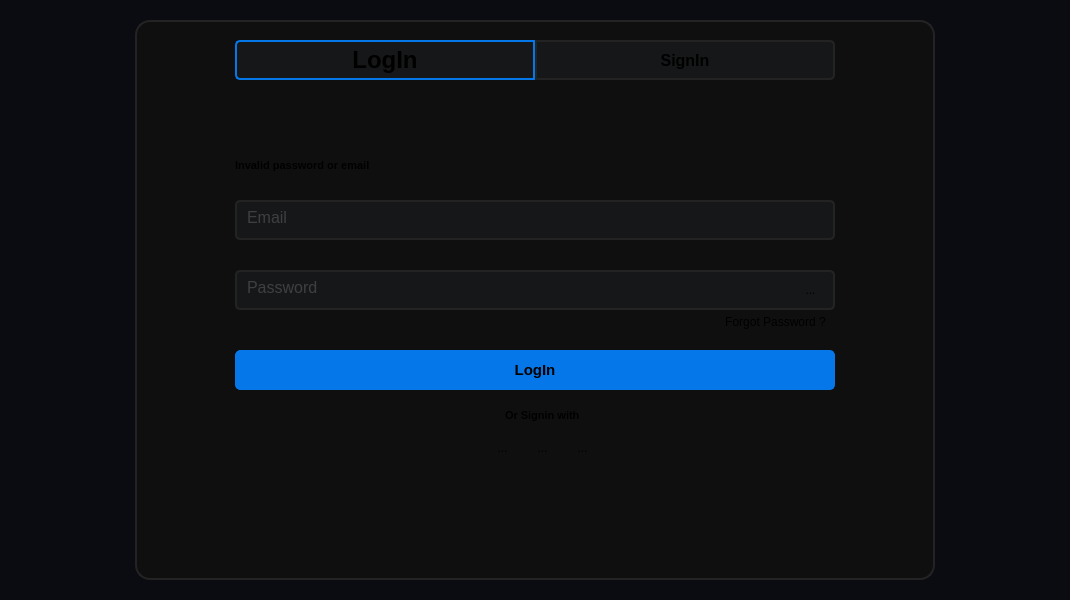
Before: the Qt Designer form MySuperProjectMSN/Client/mainwindow.ui in thanh-son-lemelle/CPPRT, drawn with Qt 5.
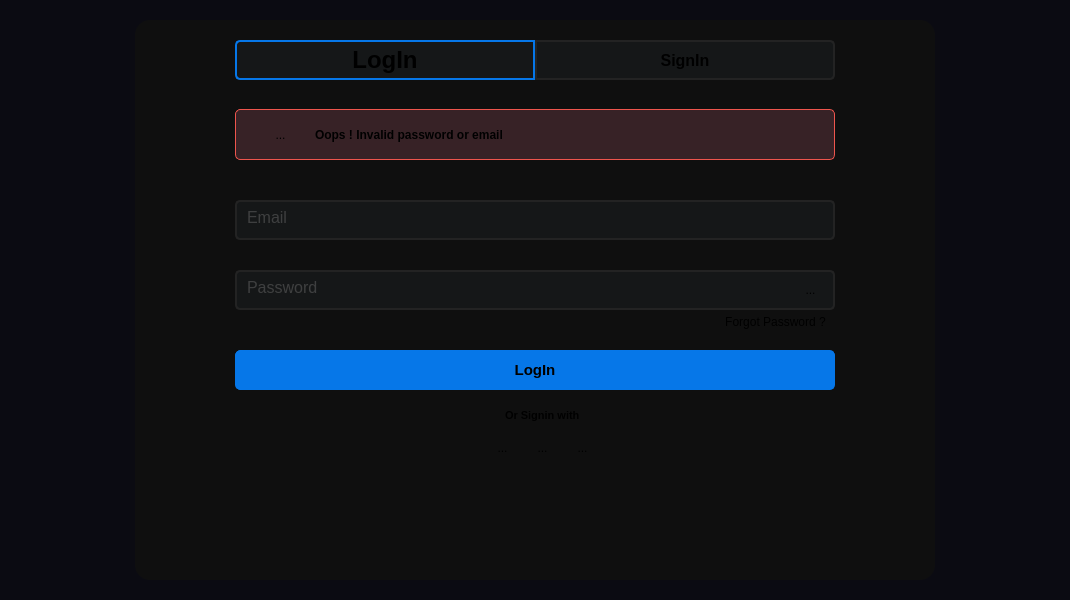
After: the same form once the commit is applied. The open tabs and pages were chosen to show the change. Icons and pictures are not drawn.

Commit message: <feat>[mainwindow] show or hide error message when the email or password is incorrect

```diff
--- a/MySuperProjectMSN/Client/mainwindow.ui
+++ b/MySuperProjectMSN/Client/mainwindow.ui
@@ -45,7 +45,8 @@
       <property name="styleSheet">
        <string notr="true">background-color: rgb(15, 15, 15);
 border-radius: 15px;
-border: 2px solid rgb(35, 35, 35);</string>
+border: none;
+</string>
       </property>
       <widget class="QWidget" name="InputEmailCo" native="true">
        <property name="geometry">
@@ -390,11 +391,35 @@
         <string>Forgot Password ?</string>
        </property>
       </widget>
+      <widget class="QFrame" name="WarningLogin">
+       <property name="enabled">
+        <bool>true</bool>
+       </property>
+       <property name="geometry">
+        <rect>
+         <x>100</x>
+         <y>89</y>
+         <width>600</width>
+         <height>51</height>
+        </rect>
+       </property>
+       <property name="styleSheet">
+        <string notr="true">border-radius: 5px;
+background-color: #372226;
+border: 1px solid #ee554d;
+display: none;</string>
+       </property>
+       <property name="frameShape">
+        <enum>QFrame::StyledPanel</enum>
+       </property>
+       <property name="frameShadow">
+        <enum>QFrame::Raised</enum>
+       </property>
       <widget class="QLabel" name="OrSignInWith_2">
        <property name="geometry">
         <rect>
-         <x>100</x>
-         <y>130</y>
+          <x>80</x>
+          <y>10</y>
          <width>261</width>
          <height>31</height>
         </rect>
@@ -402,18 +427,50 @@
        <property name="font">
         <font>
          <family>Tahoma</family>
-         <pointsize>8</pointsize>
+          <pointsize>9</pointsize>
          <bold>true</bold>
         </font>
        </property>
        <property name="styleSheet">
         <string notr="true">border: none;
+border-radius: 3px;
 background-color: none;
 </string>
        </property>
        <property name="text">
-        <string>Invalid password or email</string>
-       </property>
+         <string>Oops ! Invalid password or email</string>
+        </property>
+       </widget>
+       <widget class="QToolButton" name="Warning">
+        <property name="geometry">
+         <rect>
+          <x>30</x>
+          <y>10</y>
+          <width>31</width>
+          <height>31</height>
+         </rect>
+        </property>
+        <property name="cursor">
+         <cursorShape>PointingHandCursor</cursorShape>
+        </property>
+        <property name="styleSheet">
+         <string notr="true">border: none;
+background-color: none;</string>
+        </property>
+        <property name="text">
+         <string>...</string>
+        </property>
+        <property name="icon">
+         <iconset resource="ressources.qrc">
+          <normaloff>:/client/assets/img/warning.png</normaloff>:/client/assets/img/warning.png</iconset>
+        </property>
+        <property name="iconSize">
+         <size>
+          <width>30</width>
+          <height>30</height>
+         </size>
+        </property>
+       </widget>
       </widget>
      </widget>
     </widget>
```
Left out of the diff: 7 changed lines with no effect on the pictures. Lines whose indentation alone changed are shown as unchanged. The commit also changes 14 other files.
